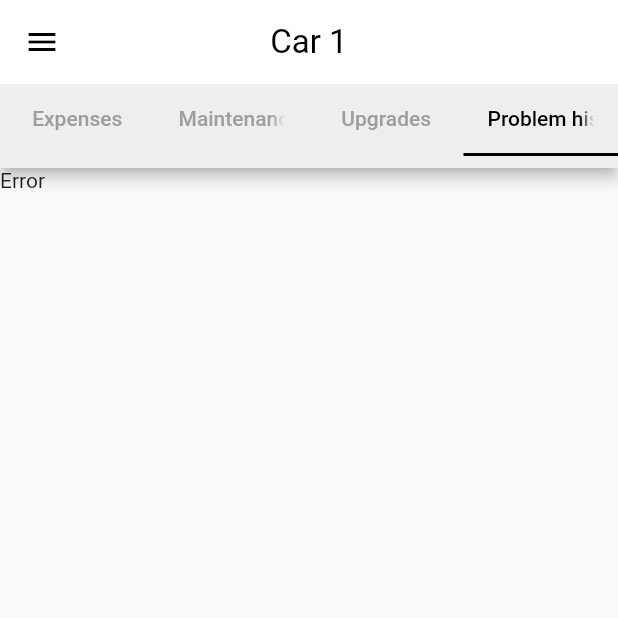
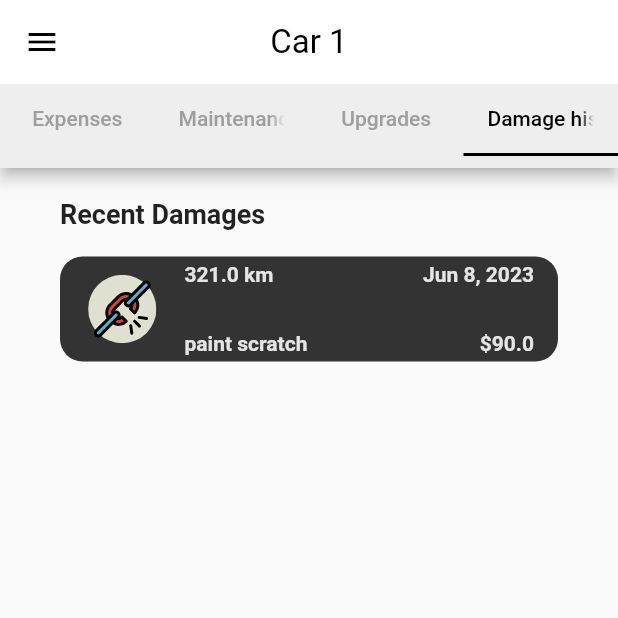
Before and after one commit to basilis0606/MainTena, a Flutter app: the screen it shows after launch, tab 4 chosen, on a phone screen of 412 x 824 dp, the top half of it. Run offline on Flutter 3.47's test engine with Material 2 defaults, Android fonts, the phone set to English and light mode, and no system bars; our stand-ins replace flutter_svg.

Commit message:
Fully working app

```diff
--- a/src/lib/fragments/first_car.dart
+++ b/src/lib/fragments/first_car.dart
@@ -2,6 +2,8 @@ import 'package:flutter/material.dart';
 import 'package:try_project/classes/Vehicle.dart';
 import 'package:try_project/fragments/garage/expenses.dart';
 import 'garage/garage_maintenance.dart';
+import 'garage/garage_upgrades.dart';
+import 'garage/garage_damage.dart';
 
 class FirstCar extends StatelessWidget {
   final Vehicle veh;
@@ -21,7 +23,7 @@ class FirstCar extends StatelessWidget {
                   Tab(text: "Expenses"),
                   Tab(text: "Maintenance"),
                   Tab(text: "Upgrades"),
-                  Tab(text: "Problem history"),
+                  Tab(text: "Damage history"),
                 ],
                 labelColor: Colors.black,
                 unselectedLabelColor: Colors.grey,
@@ -34,8 +36,8 @@ class FirstCar extends StatelessWidget {
             children: [
               Expenses(my_veh: this.veh), // Pass the named parameter correctly
               MaintenanceFragment(vehicle: this.veh),
-              Icon(Icons.directions_transit),
-              Text("Error"),
+              UpgradesFragment(vehicle: this.veh),
+              DamagesFragment(vehicle: this.veh),
             ],
           ),
         ),
--- /dev/null
+++ b/src/lib/fragments/garage/garage_damage.dart
@@ -0,0 +1,39 @@
+import 'package:flutter/material.dart';
+import '../../classes/Vehicle.dart';
+import '../../widgets/expenses_list.dart';
+
+class DamagesFragment extends StatelessWidget {
+  final Vehicle vehicle;
+
+  const DamagesFragment({Key? key, required this.vehicle}) : super(key: key);
+
+  @override
+  Widget build(BuildContext context) {
+    return SingleChildScrollView(
+      child: Column(
+        children: [
+          const Align(
+            alignment: Alignment.centerLeft,
+            child: Padding(
+              padding: EdgeInsets.only(left: 40, top: 20, bottom: 10),
+              child: Text(
+                "Recent Damages",
+                style: TextStyle(
+                  fontSize: 18,
+                  fontWeight: FontWeight.bold,
+                ),
+              ),
+            ),
+          ),
+          Padding(
+            padding: const EdgeInsets.symmetric(
+              horizontal: 40,
+              vertical: 8,
+            ),
+            child: SquareList(my_veh: vehicle, filter: 'Damage'),
+          ),
+        ],
+      ),
+    );
+  }
+}
```
Also changed, not shown: src/lib/classes/runIt.dart (+24 -5 lines), src/lib/fragments/garage/garage_upgrades.dart (added, +39 -0 lines).
